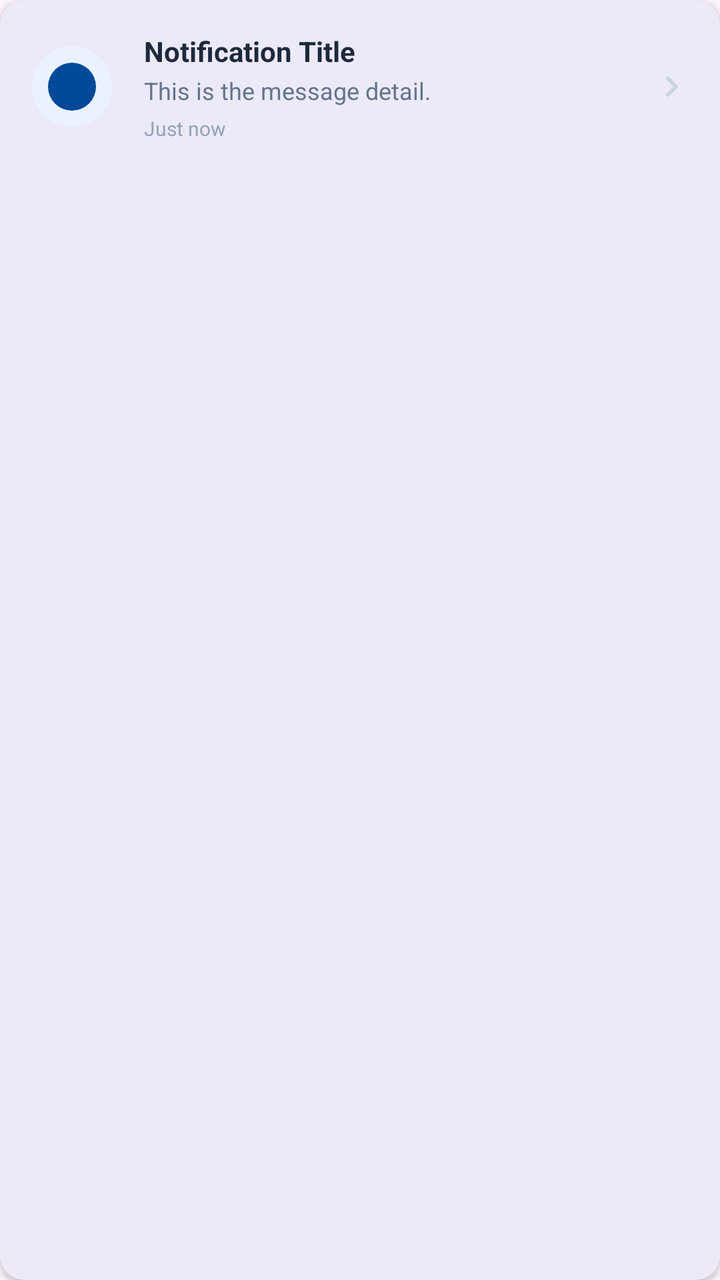
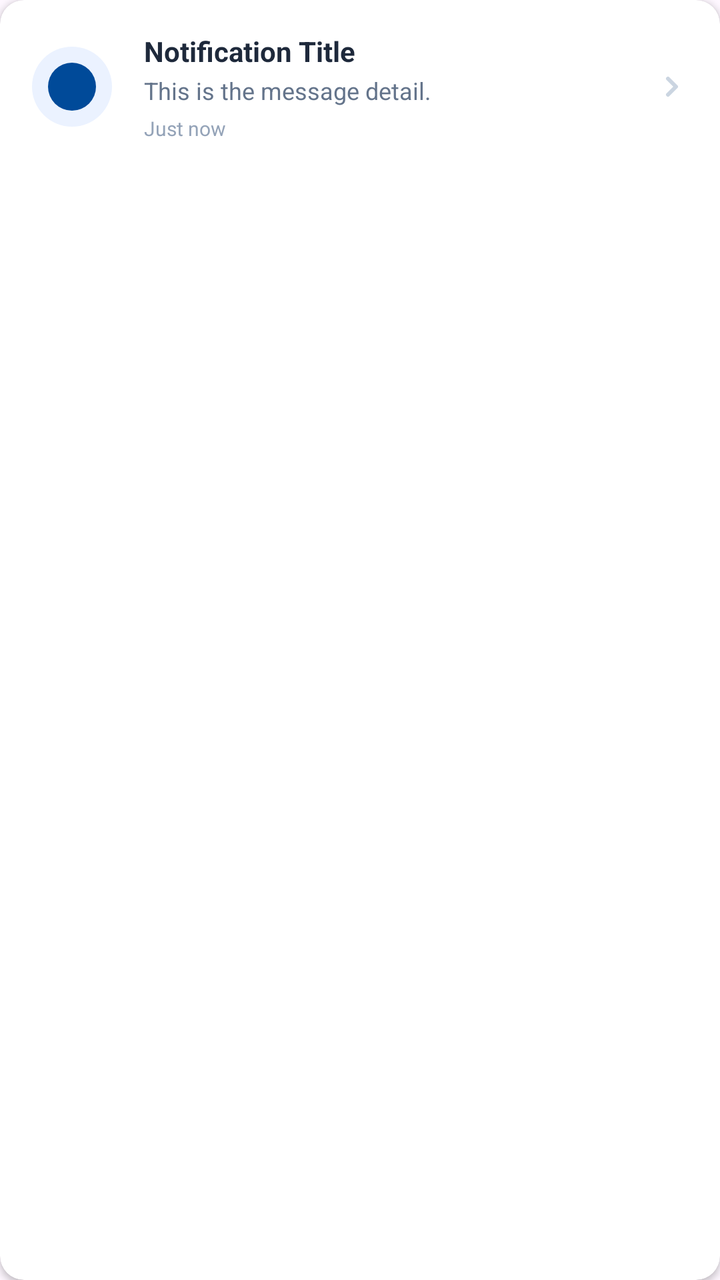

Screens rendered from an Android XML layout before and after an edit, with the pre-edit source and the edit as a unified diff.
<!-- AndroidManifest.xml: application theme Theme.STRACT -->
<!-- res/layout/item_notification.xml -->
<?xml version="1.0" encoding="utf-8"?>
<com.google.android.material.card.MaterialCardView
    xmlns:android="http://schemas.android.com/apk/res/android"
    xmlns:app="http://schemas.android.com/apk/res-auto"
    android:layout_width="match_parent"
    android:layout_height="wrap_content"
    android:layout_marginHorizontal="16dp"
    android:layout_marginVertical="6dp"
    app:cardCornerRadius="12dp"
    app:cardElevation="2dp"
    app:strokeWidth="0dp"
    android:clickable="true"
    android:focusable="true"
    android:foreground="?attr/selectableItemBackground">

    <LinearLayout
        android:layout_width="match_parent"
        android:layout_height="wrap_content"
        android:orientation="horizontal"
        android:padding="16dp"
        android:gravity="center_vertical">

        <ImageView
            android:id="@+id/ivNotifIcon"
            android:layout_width="40dp"
            android:layout_height="40dp"
            android:src="@drawable/ic_notifications"
            app:tint="#004A99"
            android:padding="8dp"
            android:background="@drawable/bg_circle"
            android:backgroundTint="#EBF2FF" />

        <LinearLayout
            android:layout_width="0dp"
            android:layout_height="wrap_content"
            android:layout_weight="1"
            android:orientation="vertical"
            android:layout_marginStart="16dp">

            <TextView
                android:id="@+id/tvNotifTitle"
                android:layout_width="wrap_content"
                android:layout_height="wrap_content"
                android:text="Notification Title"
                android:textColor="#1E293B"
                android:textSize="14sp"
                android:textStyle="bold" />

            <TextView
                android:id="@+id/tvNotifMessage"
                android:layout_width="wrap_content"
                android:layout_height="wrap_content"
                android:text="This is the message detail."
                android:textColor="#64748B"
                android:textSize="12sp"
                android:layout_marginTop="2dp" />

            <TextView
                android:id="@+id/tvNotifTime"
                android:layout_width="wrap_content"
                android:layout_height="wrap_content"
                android:text="Just now"
                android:textColor="#94A3B8"
                android:textSize="10sp"
                android:layout_marginTop="4dp" />
        </LinearLayout>

        <ImageView
            android:layout_width="16dp"
            android:layout_height="16dp"
            android:src="@drawable/ic_arrow_right"
            app:tint="#CBD5E1" />

    </LinearLayout>

</com.google.android.material.card.MaterialCardView>
<!-- resources referenced by this layout -->
<resources>
  <!-- drawable bg_circle (drawable) -->
  <?xml version="1.0" encoding="utf-8"?>
  <shape xmlns:android="http://schemas.android.com/apk/res/android"
      android:shape="oval">
      <solid android:color="#FFFFFF" />
  </shape>
  <!-- drawable ic_arrow_right (drawable) -->
  <?xml version="1.0" encoding="utf-8"?>
  <vector xmlns:android="http://schemas.android.com/apk/res/android"
      android:width="24dp"
      android:height="24dp"
      android:viewportWidth="24"
      android:viewportHeight="24">
      <path
          android:strokeColor="#000000"
          android:strokeWidth="3"
          android:strokeLineCap="round"
          android:strokeLineJoin="round"
          android:fillColor="@android:color/transparent"
          android:pathData="M9,6 L15,12 L9,18" />
  </vector>
  <!-- drawable ic_notifications (drawable) -->
  <vector xmlns:android="http://schemas.android.com/apk/res/android"
      android:width="24dp"
      android:height="24dp"
      android:viewportWidth="24"
      android:viewportHeight="24">
      <path
          android:fillColor="#FFFFFF"
          android:pathData="M12,0A12,12 0 1,0 12,24A12,12 0 1,0 12,0Z" />
      <path
          android:fillColor="#F5A623"
          android:pathData="M11.2,5A0.8,0.8 0 1,0 12.8,5A0.8,0.8 0 1,0 11.2,5Z M12,5.8C9.3,5.8 7.8,7.4 7.8,9.8C7.8,12.4 6.7,13.6 5.9,15C5.6,15.6 6,16.3 6.7,16.3L17.3,16.3C18,16.3 18.4,15.6 18.1,15C17.3,13.6 16.2,12.4 16.2,9.8C16.2,7.4 14.7,5.8 12,5.8Z M10,17.9C10,18.9 10.9,19.7 12,19.7C13.1,19.7 14,18.9 14,17.9Z" />
  </vector>
  <style name="Theme.STRACT" parent="Base.Theme.STRACT" />
  <style name="Base.Theme.STRACT" parent="Theme.Material3.DayNight.NoActionBar">
          <item name="colorPrimary">#004A99</item>
          <item name="colorPrimaryContainer">#004A99</item>
          <item name="colorOnPrimary">#FFFFFF</item>
          <item name="colorSecondary">#004A99</item>
          <item name="colorOnSecondary">#FFFFFF</item>
          <item name="colorTertiary">#004A99</item>
          <item name="colorSecondaryContainer">#EBF2FF</item>
          <item name="colorOnSecondaryContainer">#004A99</item>
          <item name="android:statusBarColor">#004A99</item>
          <item name="android:navigationBarColor">#FFFFFF</item>
          <item name="android:windowLightStatusBar" tools:targetApi="m">false</item>
      </style>
</resources>

<!-- the commit's change to res/layout/item_notification.xml (unified diff, before → after) -->
@@ -6,6 +6,8 @@
     android:layout_height="wrap_content"
     android:layout_marginHorizontal="16dp"
     android:layout_marginVertical="6dp"
+    style="@style/Widget.MaterialComponents.CardView"
+    app:cardBackgroundColor="#FFFFFF"
     app:cardCornerRadius="12dp"
     app:cardElevation="2dp"
     app:strokeWidth="0dp"
